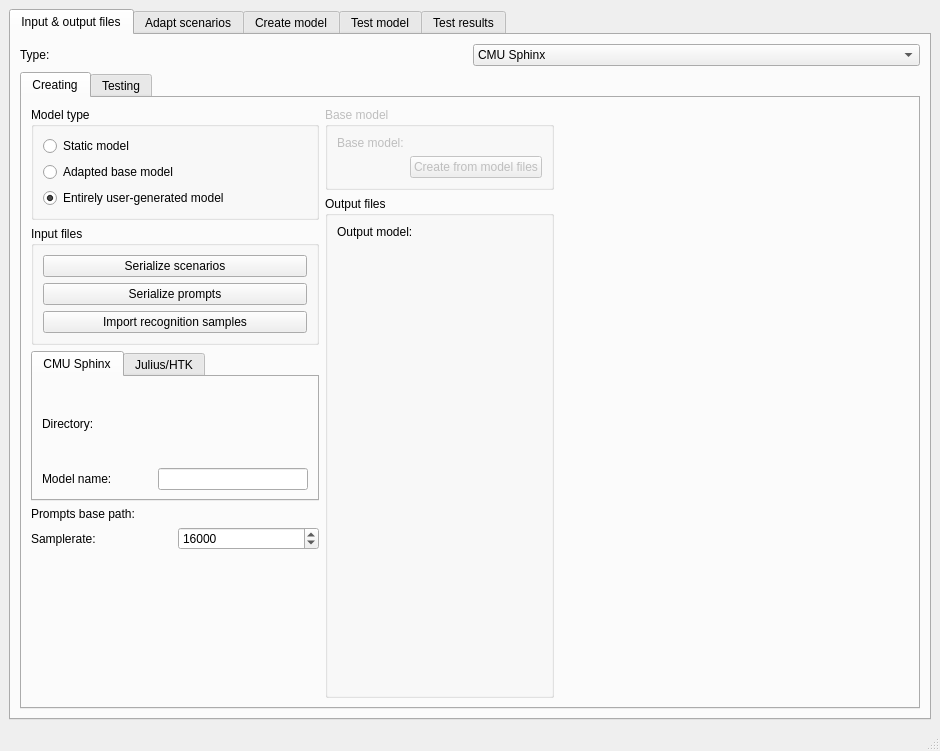
Before: the Qt Designer form sam/src/main.ui in KDE/simon, drawn with Qt 5.
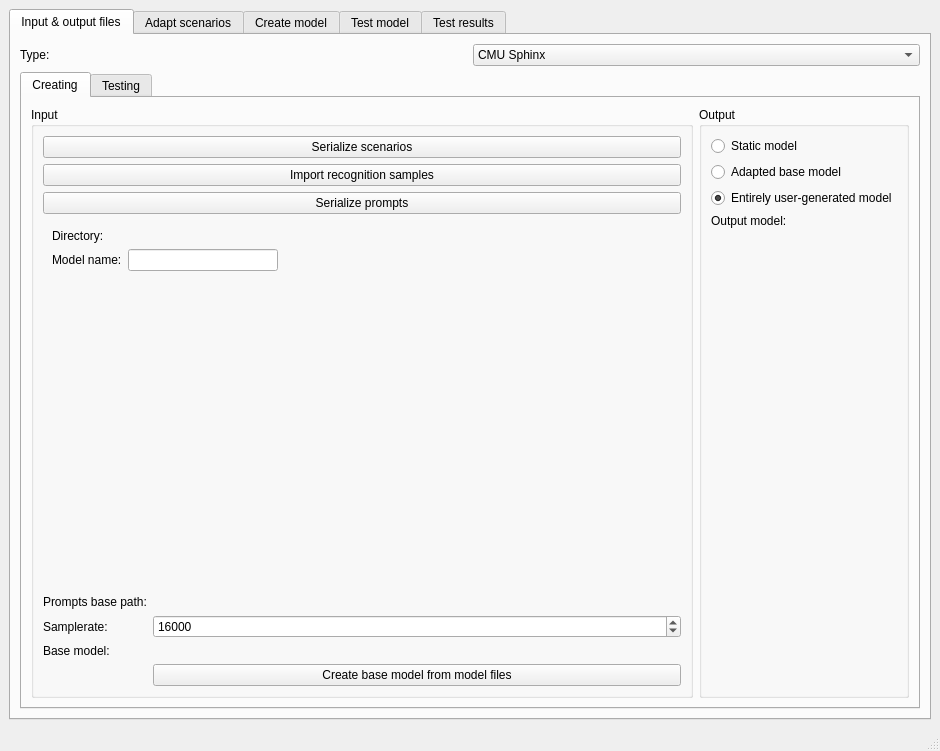
After: the same form once the commit is applied. The open tabs and pages were chosen to show the change. Custom widgets are drawn as their Qt base class.

Commit message: SAM: sane(r) ui layout

What changed in the file:
```diff
--- a/sam/src/main.ui
+++ b/sam/src/main.ui
@@ -64,91 +64,45 @@
            <attribute name="title">
             <string>Creating</string>
            </attribute>
-           <layout class="QFormLayout" name="formLayout_4">
-            <property name="fieldGrowthPolicy">
-             <enum>QFormLayout::ExpandingFieldsGrow</enum>
-            </property>
-            <item row="0" column="0">
-             <layout class="QVBoxLayout" name="verticalLayout_7">
-              <item>
-               <widget class="QGroupBox" name="groupBox_4">
-                <property name="title">
-                 <string>Model type</string>
-                </property>
-                <layout class="QVBoxLayout" name="verticalLayout_4">
-                 <item>
-                  <widget class="QRadioButton" name="rbStaticModel">
-                   <property name="text">
-                    <string>Static model</string>
-                   </property>
-                  </widget>
-                 </item>
-                 <item>
-                  <widget class="QRadioButton" name="rbAdaptedBaseModel">
-                   <property name="text">
-                    <string>Adapted base model</string>
-                   </property>
-                  </widget>
-                 </item>
-                 <item>
-                  <widget class="QRadioButton" name="rbDynamicModel">
-                   <property name="text">
-                    <string>Entirely user-generated model</string>
-                   </property>
-                   <property name="checked">
-                    <bool>true</bool>
-                   </property>
-                  </widget>
-                 </item>
-                </layout>
-               </widget>
-              </item>
+           <layout class="QHBoxLayout" name="horizontalLayout">
               <item>
                <widget class="QGroupBox" name="groupBox">
                 <property name="title">
-                 <string>Input files</string>
-                </property>
-                <layout class="QVBoxLayout" name="verticalLayout_9">
-                 <item>
+               <string>Input</string>
+              </property>
+              <property name="flat">
+               <bool>true</bool>
+              </property>
+              <layout class="QFormLayout" name="formLayout_5">
+               <item row="0" column="0" colspan="2">
                   <widget class="KPushButton" name="pbSerializeScenarios">
                    <property name="text">
                     <string>Serialize scenarios</string>
                    </property>
                   </widget>
                  </item>
-                 <item>
-                  <widget class="KPushButton" name="pbSerializePrompts">
-                   <property name="text">
-                    <string>Serialize prompts</string>
-                   </property>
-                  </widget>
-                 </item>
-                 <item>
+               <item row="1" column="0" colspan="2">
                   <widget class="KPushButton" name="pbImportRecognitionSamples">
                    <property name="text">
                     <string>Import recognition samples</string>
                    </property>
                   </widget>
                  </item>
-                </layout>
-               </widget>
-              </item>
-              <item>
-               <widget class="KTabWidget" name="ktabwidget_2">
+               <item row="2" column="0" colspan="2">
+                <widget class="KPushButton" name="pbSerializePrompts">
+                 <property name="text">
+                  <string>Serialize prompts</string>
+                 </property>
+                </widget>
+               </item>
+               <item row="3" column="0" colspan="2">
+                <widget class="QStackedWidget" name="swModelInputFiles">
                 <property name="currentIndex">
-                 <number>0</number>
-                </property>
-                <property name="tabReorderingEnabled">
-                 <bool>true</bool>
-                </property>
-                <widget class="QWidget" name="tab_6">
-                 <attribute name="title">
-                  <string>CMU Sphinx</string>
-                 </attribute>
-                 <layout class="QVBoxLayout" name="verticalLayout_8">
-                  <item>
-                   <layout class="QHBoxLayout" name="horizontalLayout_7">
-                    <item>
+                  <number>1</number>
+                 </property>
+                 <widget class="QWidget" name="page">
+                  <layout class="QFormLayout" name="formLayout_4">
+                   <item row="0" column="0">
                      <widget class="QLabel" name="lbDict">
                       <property name="text">
                        <string>Directory:</string>
@@ -158,20 +112,7 @@
                       </property>
                      </widget>
                     </item>
-                    <item>
-                     <spacer name="horizontalSpacer_7">
-                      <property name="orientation">
-                       <enum>Qt::Horizontal</enum>
-                      </property>
-                      <property name="sizeHint" stdset="0">
-                       <size>
-                        <width>40</width>
-                        <height>20</height>
-                       </size>
-                      </property>
-                     </spacer>
-                    </item>
-                    <item>
+                   <item row="0" column="1">
                      <widget class="KUrlRequester" name="urDir">
                       <property name="minimumSize">
                        <size>
@@ -187,11 +128,7 @@
                       </property>
                      </widget>
                     </item>
-                   </layout>
-                  </item>
-                  <item>
-                   <layout class="QHBoxLayout" name="horizontalLayout_9">
-                    <item>
+                   <item row="1" column="0">
                      <widget class="QLabel" name="lbPhone">
                       <property name="text">
                        <string>Model name:</string>
@@ -201,20 +138,7 @@
                       </property>
                      </widget>
                     </item>
-                    <item>
-                     <spacer name="horizontalSpacer_6">
-                      <property name="orientation">
-                       <enum>Qt::Horizontal</enum>
-                      </property>
-                      <property name="sizeHint" stdset="0">
-                       <size>
-                        <width>40</width>
-                        <height>20</height>
-                       </size>
-                      </property>
-                     </spacer>
-                    </item>
-                    <item>
+                   <item row="1" column="1">
                      <widget class="QLineEdit" name="leMName">
                       <property name="minimumSize">
                        <size>
@@ -231,15 +155,8 @@
                      </widget>
                     </item>
                    </layout>
-                  </item>
-                 </layout>
-                </widget>
-                <widget class="QWidget" name="tab_5">
-                 <attribute name="title">
-                  <string>Julius/HTK</string>
-                 </attribute>
-                 <layout class="QVBoxLayout" name="verticalLayout_14">
-                  <item>
+                 </widget>
+                 <widget class="QWidget" name="page_2">
                    <layout class="QFormLayout" name="formLayout">
                     <property name="fieldGrowthPolicy">
                      <enum>QFormLayout::ExpandingFieldsGrow</enum>
@@ -267,6 +184,9 @@
                       </property>
                      </widget>
                     </item>
+                   <item row="1" column="1">
+                    <widget class="KUrlRequester" name="urGrammar"/>
+                   </item>
                     <item row="2" column="0">
                      <widget class="QLabel" name="lbVocabulary">
                       <property name="text">
@@ -277,6 +197,9 @@
                       </property>
                      </widget>
                     </item>
+                   <item row="2" column="1">
+                    <widget class="KUrlRequester" name="urVocabulary"/>
+                   </item>
                     <item row="3" column="0">
                      <widget class="QLabel" name="lbPrompts">
                       <property name="text">
@@ -290,31 +213,21 @@
                     <item row="3" column="1">
                      <widget class="KUrlRequester" name="urPrompts"/>
                     </item>
-                    <item row="5" column="0">
+                   <item row="4" column="0">
                      <widget class="QLabel" name="label_5">
                       <property name="text">
                        <string>Script base prefix:</string>
                       </property>
                      </widget>
                     </item>
-                    <item row="5" column="1">
+                   <item row="4" column="1">
                      <widget class="KLineEdit" name="leScriptPrefix"/>
                     </item>
-                    <item row="1" column="1">
-                     <widget class="KUrlRequester" name="urGrammar"/>
-                    </item>
-                    <item row="2" column="1">
-                     <widget class="KUrlRequester" name="urVocabulary"/>
-                    </item>
-                   </layout>
-                  </item>
-                 </layout>
+                  </layout>
                 </widget>
                </widget>
               </item>
-              <item>
-               <layout class="QHBoxLayout" name="horizontalLayout_11">
-                <item>
+               <item row="4" column="0">
                  <widget class="QLabel" name="lbPromptsBasePath">
                   <property name="text">
                    <string>Prompts base path:</string>
@@ -324,14 +237,10 @@
                   </property>
                  </widget>
                 </item>
-                <item>
+               <item row="4" column="1">
                  <widget class="KUrlRequester" name="urPromptsBasePath"/>
                 </item>
-               </layout>
-              </item>
-              <item>
-               <layout class="QHBoxLayout" name="horizontalLayout_6">
-                <item>
+               <item row="5" column="0">
                  <widget class="QLabel" name="lbSampleRate">
                   <property name="text">
                    <string>Samplerate:</string>
@@ -341,7 +250,7 @@
                   </property>
                  </widget>
                 </item>
-                <item>
+               <item row="5" column="1">
                  <widget class="QSpinBox" name="sbSampleRate">
                   <property name="minimum">
                    <number>8000</number>
@@ -354,52 +263,24 @@
                   </property>
                  </widget>
                 </item>
-               </layout>
-              </item>
-              <item>
-               <spacer name="verticalSpacer_2">
-                <property name="orientation">
-                 <enum>Qt::Vertical</enum>
-                </property>
-                <property name="sizeHint" stdset="0">
-                 <size>
-                  <width>20</width>
-                  <height>40</height>
-                 </size>
-                </property>
-               </spacer>
-              </item>
-             </layout>
-            </item>
-            <item row="0" column="1">
-             <layout class="QVBoxLayout" name="verticalLayout">
-              <item>
-               <widget class="QGroupBox" name="groupBox_3">
-                <property name="enabled">
-                 <bool>false</bool>
-                </property>
-                <property name="title">
-                 <string>Base model</string>
-                </property>
-                <layout class="QFormLayout" name="formLayout_3">
-                 <item row="0" column="0">
+               <item row="7" column="0">
                   <widget class="QLabel" name="label">
                    <property name="text">
                     <string>Base model:</string>
                    </property>
                   </widget>
                  </item>
-                 <item row="0" column="1">
+               <item row="7" column="1">
                   <widget class="KUrlRequester" name="urBaseModel">
                    <property name="filter">
                     <string>*.sbm</string>
                    </property>
                   </widget>
                  </item>
-                 <item row="1" column="1">
+               <item row="8" column="1">
                   <widget class="KPushButton" name="pbCreate">
                    <property name="text">
-                    <string>Create from model files</string>
+                  <string>Create base model from model files</string>
                    </property>
                   </widget>
                  </item>
@@ -409,13 +290,37 @@
               <item>
                <widget class="QGroupBox" name="groupBox_2">
                 <property name="title">
-                 <string>Output files</string>
+               <string>Output</string>
+              </property>
+              <property name="flat">
+               <bool>true</bool>
                 </property>
                 <layout class="QFormLayout" name="formLayout_2">
-                 <property name="fieldGrowthPolicy">
-                  <enum>QFormLayout::ExpandingFieldsGrow</enum>
+               <item row="0" column="0" colspan="2">
+                <widget class="QRadioButton" name="rbStaticModel">
+                 <property name="text">
+                  <string>Static model</string>
                  </property>
-                 <item row="0" column="0">
+                </widget>
+               </item>
+               <item row="1" column="0" colspan="2">
+                <widget class="QRadioButton" name="rbAdaptedBaseModel">
+                 <property name="text">
+                  <string>Adapted base model</string>
+                 </property>
+                </widget>
+               </item>
+               <item row="2" column="0" colspan="2">
+                <widget class="QRadioButton" name="rbDynamicModel">
+                 <property name="text">
+                  <string>Entirely user-generated model</string>
+                 </property>
+                 <property name="checked">
+                  <bool>true</bool>
+                 </property>
+                </widget>
+               </item>
+               <item row="3" column="0">
                   <widget class="QLabel" name="lbHmmdefs">
                    <property name="text">
                     <string>Output model:</string>
@@ -425,26 +330,11 @@
                    </property>
                   </widget>
                  </item>
-                 <item row="0" column="1">
+               <item row="3" column="1">
                   <widget class="KUrlRequester" name="urOutputModel"/>
                  </item>
-                 <item row="1" column="1">
-                  <spacer name="verticalSpacer">
-                   <property name="orientation">
-                    <enum>Qt::Vertical</enum>
-                   </property>
-                   <property name="sizeHint" stdset="0">
-                    <size>
-                     <width>20</width>
-                     <height>40</height>
-                    </size>
-                   </property>
-                  </spacer>
-                 </item>
-                </layout>
-               </widget>
-              </item>
-             </layout>
+              </layout>
+             </widget>
             </item>
            </layout>
           </widget>
```
Left out of the diff: 19 changed lines with no effect on the pictures. Lines whose indentation alone changed are shown as unchanged. The commit also changes 3 other files.
